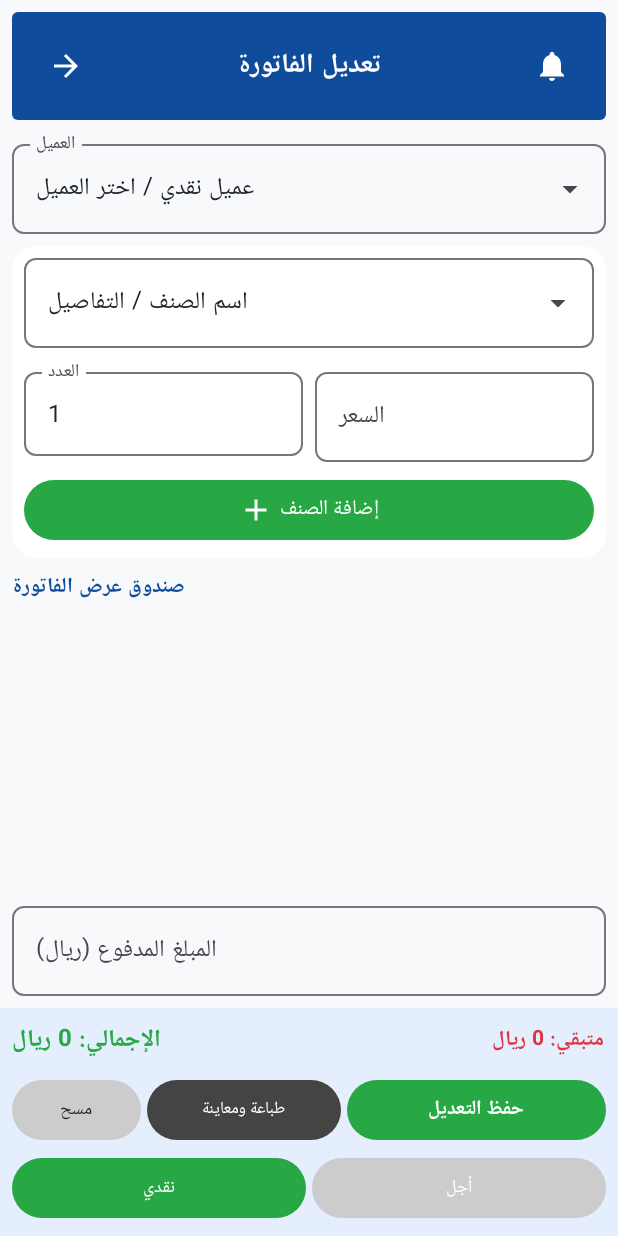
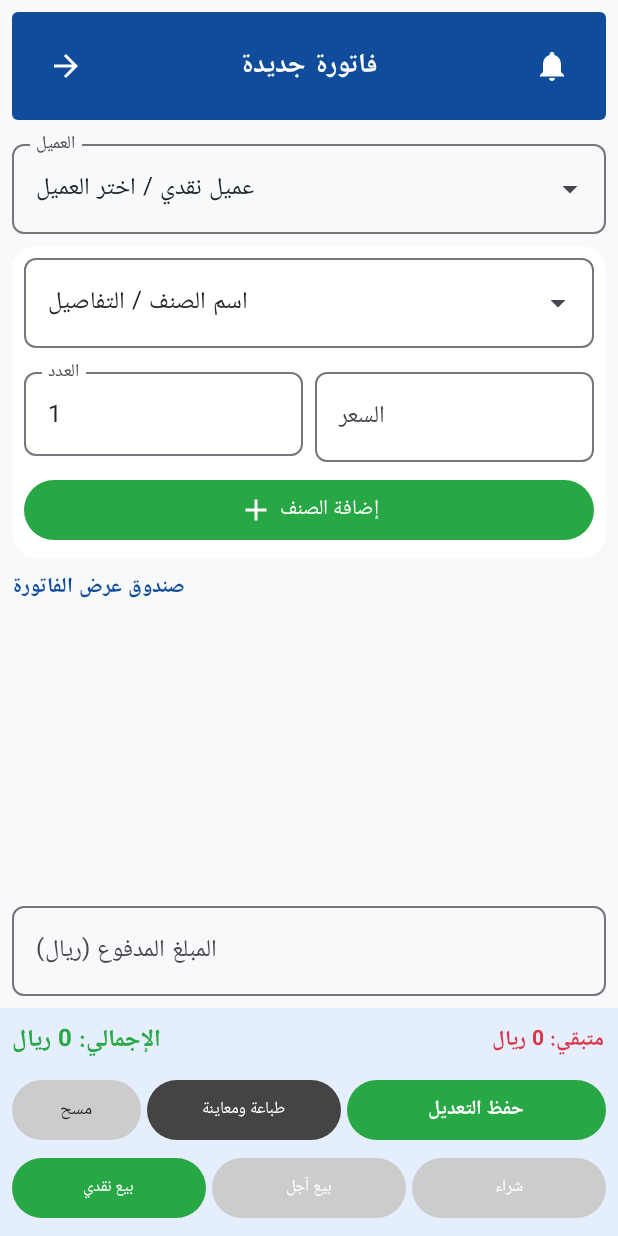
Before and after one commit to saleh12340/Customer-and-warehouse-accounts-, an Android app built with Jetpack Compose: the composable CreateInvoiceScreen shown on its own in the app's theme, on a phone screen of 412 x 824 dp. Run offline under Robolectric (Android 15) with nearby library versions, the phone set to English and light mode, and no system bars; our stand-ins replace Room's generated code.

Commit message:
Add purchase type and correct purchase unit price defaults

```diff
--- a/app/src/main/java/com/example/MainActivity.kt
+++ b/app/src/main/java/com/example/MainActivity.kt
@@ -780,20 +780,9 @@ fun CreateInvoiceScreen(viewModel: GroceryViewModel, editInvoiceId: Long? = null
           }
           Spacer(modifier = Modifier.height(4.dp))
           Row(modifier = Modifier.fillMaxWidth(), horizontalArrangement = Arrangement.spacedBy(4.dp)) {
-            Button(
-              onClick = { invoiceType = "CASH" },
-              modifier = Modifier.weight(1f),
-              colors = ButtonDefaults.buttonColors(containerColor = if (invoiceType == "CASH") SuccessGreen else Color.LightGray)
-            ) {
-              Text("نقدي", fontSize = 12.sp)
-            }
-            Button(
-              onClick = { invoiceType = "CREDIT" },
-              modifier = Modifier.weight(1f),
-              colors = ButtonDefaults.buttonColors(containerColor = if (invoiceType == "CREDIT") DangerRed else Color.LightGray)
-            ) {
-              Text("أجل", fontSize = 12.sp)
-            }
+            Button(onClick = { invoiceType = "CASH" }, modifier = Modifier.weight(1f), colors = ButtonDefaults.buttonColors(containerColor = if (invoiceType == "CASH") SuccessGreen else Color.LightGray)) { Text("بيع نقدي", fontSize = 11.sp) }
+            Button(onClick = { invoiceType = "CREDIT" }, modifier = Modifier.weight(1f), colors = ButtonDefaults.buttonColors(containerColor = if (invoiceType == "CREDIT") DangerRed else Color.LightGray)) { Text("بيع آجل", fontSize = 11.sp) }
+            Button(onClick = { invoiceType = "PURCHASE" }, modifier = Modifier.weight(1f), colors = ButtonDefaults.buttonColors(containerColor = if (invoiceType == "PURCHASE") PrimaryBlue else Color.LightGray)) { Text("شراء", fontSize = 11.sp) }
           }
         }
       }
@@ -806,7 +795,7 @@ fun CreateInvoiceScreen(viewModel: GroceryViewModel, editInvoiceId: Long? = null
         verticalAlignment = Alignment.CenterVertically
       ) {
         IconButton(onClick = onBack) { Icon(Icons.Default.ArrowForward, contentDescription = null, tint = Color.White) }
-        Text("تعديل الفاتورة", color = Color.White, fontWeight = FontWeight.Bold, fontSize = 18.sp)
+        Text(if (editInvoiceId == null) "فاتورة جديدة" else "تعديل الفاتورة", color = Color.White, fontWeight = FontWeight.Bold, fontSize = 18.sp)
         IconButton(onClick = {}) { Icon(Icons.Default.Notifications, contentDescription = null, tint = Color.White) }
       }
       Spacer(modifier = Modifier.height(8.dp))
@@ -869,7 +858,7 @@ fun CreateInvoiceScreen(viewModel: GroceryViewModel, editInvoiceId: Long? = null
                   text = { Text("${inv.name} (متوفر: ${inv.quantity}) - ${inv.sellingPrice} ر.ي") },
                   onClick = {
                     selectedItem = inv
-                    customPriceStr = inv.sellingPrice.toString()
+                    customPriceStr = (if (invoiceType == "PURCHASE") inv.purchasePrice else inv.sellingPrice).toString()
                     inventoryExpanded = false
                   }
                 )
```
